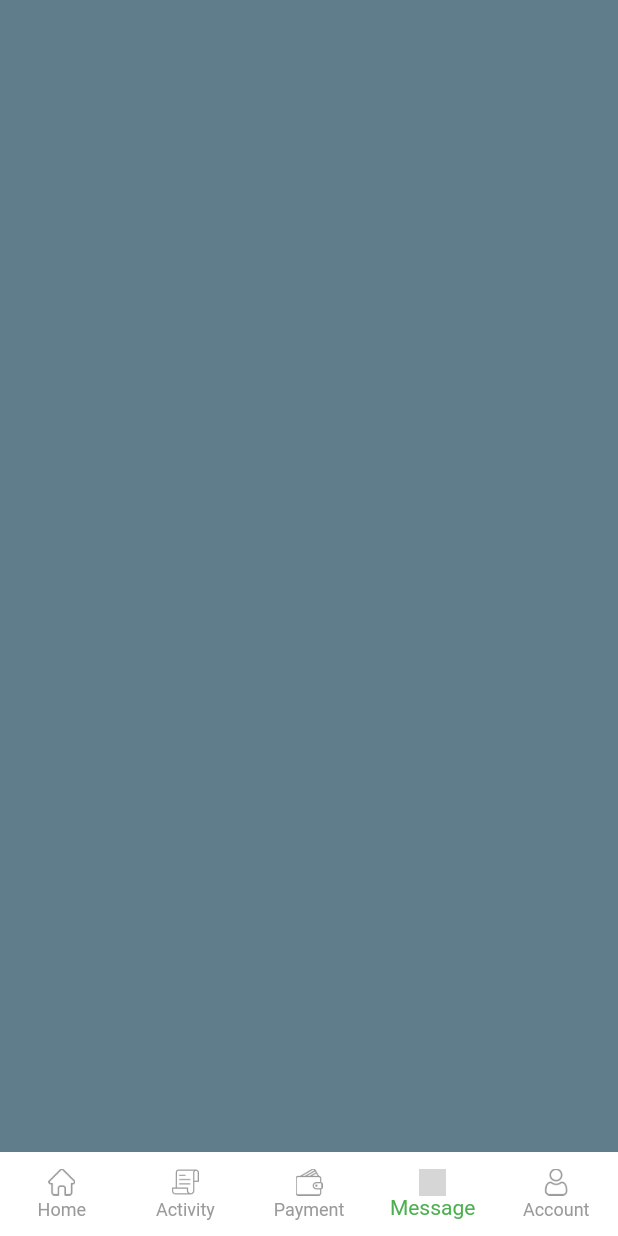
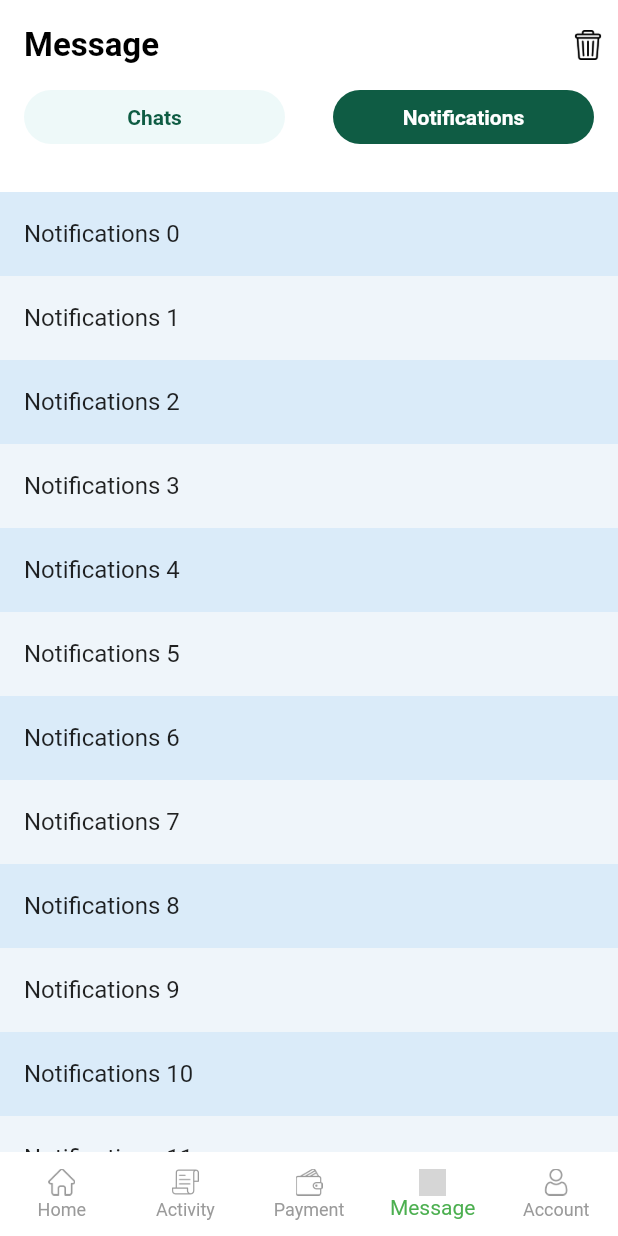
Before and after one commit to phattanle2009/grabClone, a Flutter app: the screen it shows after launch, item 4 of the bottom bar chosen, on a phone screen of 412 x 824 dp. Run offline on Flutter 3.47's test engine with Material 2 defaults, Android fonts, the phone set to English and light mode, and no system bars; grey boxes are pictures that could not be loaded.

Commit message:
feat: update UI of Message page

```diff
--- a/grab_clone/lib/constant/colors.dart
+++ b/grab_clone/lib/constant/colors.dart
@@ -2,6 +2,7 @@ import 'package:flutter/material.dart';
 
 class AppColors {
   static const green = Color(0xFF32C072);
+  static const darkGeen = Color(0xFF0005238);
   static const lightGreen = Color(0xFFccefdc);
   static const lightGray = Color(0xFF9A9A9A);
   static const lighterGrey = Color(0xFFf0f2ec);
--- a/grab_clone/lib/constant/icon.dart
+++ b/grab_clone/lib/constant/icon.dart
@@ -29,6 +29,7 @@ class AppIcons {
   static String get fastForward => "fast_forward".path;
   static String get star => "star".path;
   static String get fire => "fire".path;
+  static String get trash => "bin".path;
 }
 
 extension AppIconsPath on String {
--- a/grab_clone/lib/feature/message/message_page.dart
+++ b/grab_clone/lib/feature/message/message_page.dart
@@ -1,6 +1,7 @@
 import 'package:flutter/material.dart';
-import 'package:flutter/src/widgets/framework.dart';
-import 'package:flutter/src/widgets/placeholder.dart';
+import 'package:grab_clone/constant/colors.dart';
+import 'package:grab_clone/constant/icon.dart';
+import 'package:grab_clone/constant/image.dart';
 
 class MessagePage extends StatefulWidget {
   const MessagePage({super.key});
@@ -10,10 +11,134 @@ class MessagePage extends StatefulWidget {
 }
 
 class _MessagePageState extends State<MessagePage> {
+  var isNotiSelected = true;
+
+  Widget _renderList() {
+    final ColorScheme colorScheme = Theme.of(context).colorScheme;
+    final Color oddItemColor = colorScheme.primary.withOpacity(0.05);
+    final Color evenItemColor = colorScheme.primary.withOpacity(0.15);
+
+    return ListView.builder(
+      itemCount: 25,
+      itemBuilder: (BuildContext context, int index) {
+        return ListTile(
+          tileColor: index.isOdd ? oddItemColor : evenItemColor,
+          title: Text("${isNotiSelected ? "Notifications" : "Chats"} $index"),
+        );
+      },
+    );
+  }
+
+  Widget _emptyContent() {
+    return Center(
+      child: Column(
+        children: [
+          const SizedBox(
+            height: 200,
+          ),
+          Image.asset(
+            AppImages.activityEmpty,
+            width: 180,
+            height: 180,
+          ),
+          const Text(
+            "Nothing's happening now",
+            style: TextStyle(
+              fontWeight: FontWeight.w600,
+              fontSize: 20,
+            ),
+          ),
+          const Text(
+            "When you use our services, you'll see them here",
+            style: TextStyle(
+              fontWeight: FontWeight.w300,
+              fontSize: 14,
+            ),
+          ),
+        ],
+      ),
+    );
+  }
+
+  Widget _renderButton(String title, bool isSelected) {
+    return GestureDetector(
+      onLongPress: null,
+      onTap: () {
+        setState(() {
+          isNotiSelected = !isNotiSelected;
+        });
+      },
+      child: Container(
+        width: MediaQuery.of(context).size.width / 2,
+        decoration: BoxDecoration(
+          color: isSelected ? AppColors.darkGeen : AppColors.lightBlue,
+          borderRadius: BorderRadius.all(Radius.circular(20)),
+        ),
+        padding: EdgeInsets.symmetric(vertical: 10, horizontal: 20),
+        child: Text(
+          title,
+          textAlign: TextAlign.center,
+          style: TextStyle(
+            fontWeight: FontWeight.w600,
+            fontSize: 14,
+            color: isSelected ? Colors.white : AppColors.darkGeen,
+          ),
+        ),
+      ),
+    );
+  }
+
+  DefaultTabController _buildAppBar(BuildContext context) {
+    return DefaultTabController(
+      initialIndex: 1,
+      length: 2,
+      child: Scaffold(
+          appBar: AppBar(
+            toolbarHeight: 80,
+            elevation: 0,
+            centerTitle: false,
+            title: const Text(
+              'Message',
+              style: TextStyle(
+                fontWeight: FontWeight.w700,
+                fontSize: 22,
+                color: Colors.black,
+              ),
+            ),
+            notificationPredicate: (ScrollNotification notification) {
+              return notification.depth == 1;
+            },
+            actions: [
+              Container(
+                padding: const EdgeInsets.all(10),
+                child: GestureDetector(
+                  child: Image.asset(
+                    AppIcons.trash,
+                    width: 20,
+                    height: 20,
+                  ),
+                ),
+              ),
+            ],
+            bottom: TabBar(
+              indicatorColor: Colors.transparent,
+              dividerColor: Colors.transparent,
+              isScrollable: false,
+              padding: EdgeInsets.only(bottom: 30),
+              tabs: <Widget>[
+                _renderButton("Chats", !isNotiSelected),
+                _renderButton("Notifications", isNotiSelected),
+              ],
+            ),
+          ),
+          body: Container(
+            child: isNotiSelected ? _renderList() : _emptyContent(),
+          )),
+    );
+  }
+
   @override
   Widget build(BuildContext context) {
-    return Scaffold(
-      backgroundColor: Colors.blueGrey,
-    );
+    return _buildAppBar(context);
   }
 }
--- a/grab_clone/lib/main.dart
+++ b/grab_clone/lib/main.dart
@@ -13,6 +13,9 @@ class MyApp extends StatelessWidget {
     return MaterialApp(
       theme: ThemeData(
         appBarTheme: const AppBarTheme(color: Colors.white),
+        splashColor: Colors.transparent,
+        highlightColor: Colors.transparent,
+        hoverColor: Colors.transparent,
       ),
       debugShowCheckedModeBanner: false,
       routes: {
```
Also changed, not shown: grab_clone/assets/icon/bin.png (added).
